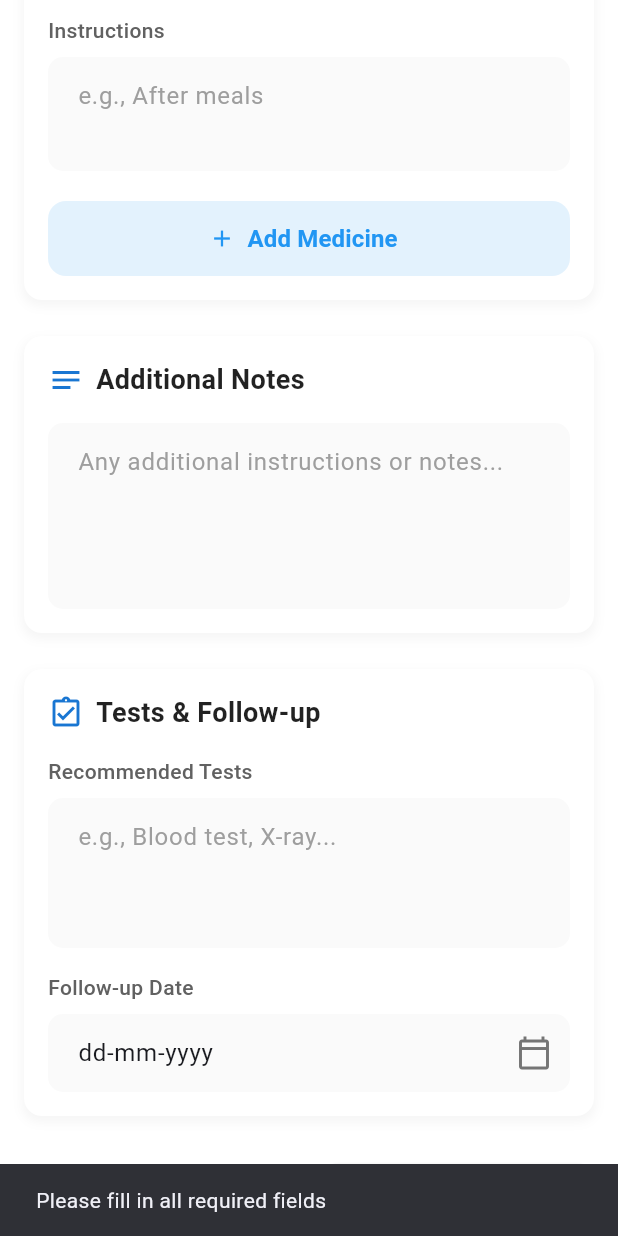
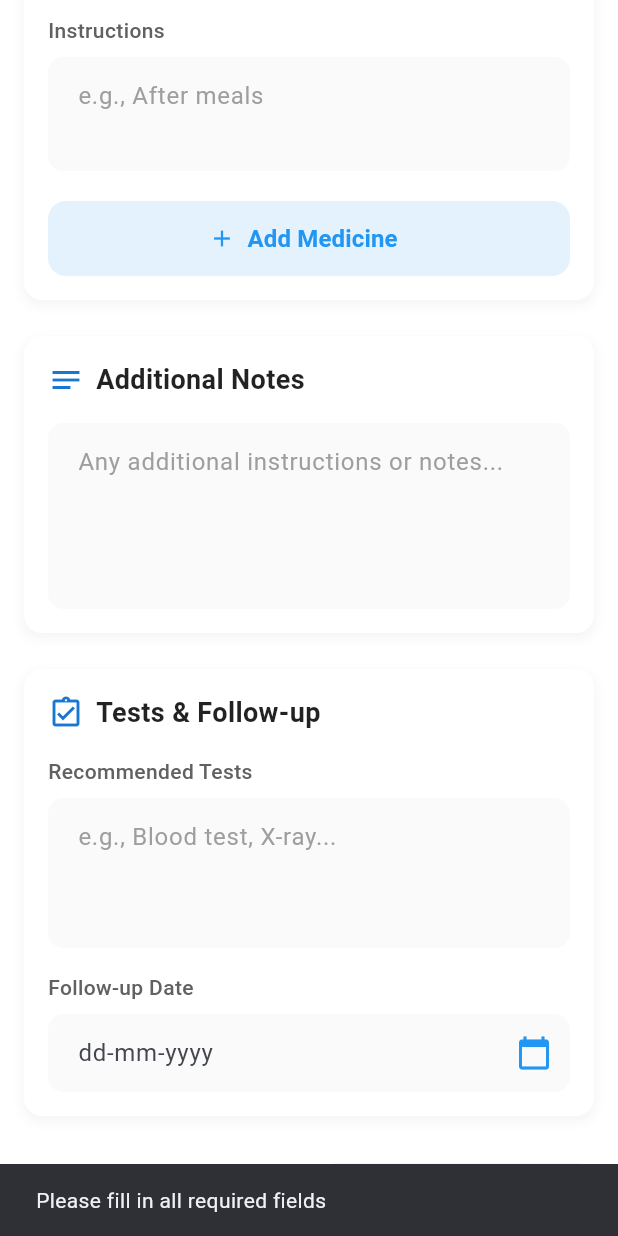
Before and after one commit to digheshravan/doctor-apppointment-application, a Flutter app: the WritePrescriptionScreen screen opened directly with empty values, scrolled down 1152 dp, after a tap on "Save Prescription", on a phone screen of 412 x 824 dp. Run offline on Flutter 3.47's test engine with Material 3 defaults, Android fonts, the light colour scheme and no system bars; our stand-ins replace curved_navigation_bar, file_picker, geocoding, geolocator, google_maps_flutter, open_filex and 4 more; accounts and stored records are empty.

Commit message:
proper prescription writing working code

```diff
--- a/lib/auth/auth_service.dart
+++ b/lib/auth/auth_service.dart
@@ -292,10 +292,15 @@ class AuthService {
 
     final response = await _supabase
         .from('appointments')
-        .select('status, visit_status, appointment_time, patients(name)')
+        .select('''
+        status,
+        visit_status,
+        appointment_time,
+        patients!inner(name, age, gender, patient_id)
+      ''')
         .eq('doctor_id', doctorId)
         .eq('appointment_date', today)
-        .eq('visit_status', 'active'); // Only patients who arrived
+        .eq('visit_status', 'active');
 
     if (response == null || response is! List) return [];
 
--- a/lib/screens/doctor/write_prescription_screen.dart
+++ b/lib/screens/doctor/write_prescription_screen.dart
@@ -35,7 +35,7 @@ class _WritePrescriptionScreenState extends State<WritePrescriptionScreen> {
   final TextEditingController _instructionsController = TextEditingController();
   final TextEditingController _additionalNotesController = TextEditingController();
   final TextEditingController _recommendedTestsController = TextEditingController();
-  final TextEditingController _followUpDateController = TextEditingController(text: "dd-mm-yyyy");
+  final TextEditingController _followUpDateController = TextEditingController();
 
   String? _selectedFrequency;
 
@@ -57,6 +57,11 @@ class _WritePrescriptionScreenState extends State<WritePrescriptionScreen> {
     _patientNameController.text = widget.patient['name'] ?? '';
     _ageController.text = widget.patient['age']?.toString() ?? '';
     _selectedGender = widget.patient['gender'] ?? '';
+
+    // Make sure appointment_id is included if available
+    if (widget.patient['appointment_id'] != null) {
+      _selectedPatient?['appointment_id'] = widget.patient['appointment_id'];
+    }
   }
 
   void _goToWritePrescription(Map<String, dynamic> patient) {
@@ -111,19 +116,24 @@ class _WritePrescriptionScreenState extends State<WritePrescriptionScreen> {
       // Fetch all appointments for this doctor today
       final appointments = await supabase
           .from('appointments')
-          .select('appointment_id, patient_id, appointment_date, patients(name, age, gender)')
+          .select('''
+          appointment_id,
+          appointment_date,
+          patients!inner(patient_id, name, age, gender)
+        ''')
           .eq('doctor_id', doctorId)
           .eq('appointment_date', today)
           .eq('visit_status', 'active');
 
       setState(() {
-        _todayAppointments = appointments;
+        _todayAppointments = List<Map<String, dynamic>>.from(appointments);
         _isLoading = false;
       });
     } catch (e) {
       setState(() => _isLoading = false);
+      print('Full error: $e'); // Add this to see complete error
       ScaffoldMessenger.of(context).showSnackBar(
-        SnackBar(content: Text('Error fetching today’s appointments: $e')),
+        SnackBar(content: Text('Error fetching today\'s appointments: $e')),
       );
     }
   }
@@ -134,6 +144,14 @@ class _WritePrescriptionScreenState extends State<WritePrescriptionScreen> {
     if (_patientNameController.text.isEmpty || _diagnosisController.text.isEmpty) {
       ScaffoldMessenger.of(context).showSnackBar(
         const SnackBar(content: Text('Please fill in all required fields')),
+      );
+      return;
+    }
+
+    // Add validation for patient selection
+    if (_selectedPatient == null || _selectedPatient?['patient_id'] == null) {
+      ScaffoldMessenger.of(context).showSnackBar(
+        const SnackBar(content: Text('Please select a patient first')),
       );
       return;
     }
@@ -151,25 +169,48 @@ class _WritePrescriptionScreenState extends State<WritePrescriptionScreen> {
 
       final doctorId = doctorData['doctor_id'];
 
+      // Debug print
+      print('🔍 Selected Patient: $_selectedPatient');
+      print('🔍 Patient ID: ${_selectedPatient?['patient_id']}');
+      print('🔍 Appointment ID: ${_selectedPatient?['appointment_id']}');
+
+      // 🔹 Parse dates properly
+      DateTime prescriptionDate = DateTime.now();
+      if (_dateController.text.isNotEmpty) {
+        try {
+          prescriptionDate = DateFormat('dd-MM-yyyy').parse(_dateController.text);
+        } catch (e) {
+          print('Date parse error: $e');
+        }
+      }
+
+      DateTime? followUpDate;
+      if (_followUpDateController.text.isNotEmpty) {
+        try {
+          followUpDate = DateFormat('dd-MM-yyyy').parse(_followUpDateController.text);
+        } catch (e) {
+          print('Follow-up date parse error: $e');
+        }
+      }
+
       // 🔹 Insert into prescriptions table
       final prescriptionResponse = await supabase.from('prescriptions').insert({
         'doctor_id': doctorId,
-        'patient_id': _selectedPatient?['patient_id'],
+        'patient_id': _selectedPatient!['patient_id'],
         'diagnosis': _diagnosisController.text,
         'symptoms': _symptomsController.text,
-        'notes': _additionalNotesController.text,
+        'additional_notes': _additionalNotesController.text,
         'recommended_tests': _recommendedTestsController.text,
-        'follow_up_date': _followUpDateController.text.isNotEmpty
-            ? DateFormat('dd-MM-yyyy').parse(_followUpDateController.text)
-            : null,
-        'prescription_date': _dateController.text.isNotEmpty
-            ? DateFormat('dd-MM-yyyy').parse(_dateController.text)
-            : DateTime.now(),
+        'follow_up_date': followUpDate?.toIso8601String().split('T').first,
+        'date': prescriptionDate.toIso8601String().split('T').first,
       }).select().single();
+
+      print('✅ Prescription saved: $prescriptionResponse');
 
       final prescriptionId = prescriptionResponse['prescription_id'];
 
       // 🔹 Insert all medicines
+      if (_addedMedicines.isNotEmpty) {
         for (var med in _addedMedicines) {
           await supabase.from('prescription_medicines').insert({
             'prescription_id': prescriptionId,
@@ -180,9 +221,20 @@ class _WritePrescriptionScreenState extends State<WritePrescriptionScreen> {
             'instructions': med['instructions'],
           });
         }
+      }
+
+      // 🔹 Update visit_status to 'completed' in appointments table
+      if (_selectedPatient?['appointment_id'] != null) {
+        await supabase
+            .from('appointments')
+            .update({'visit_status': 'completed'})
+            .eq('appointment_id', _selectedPatient!['appointment_id']);
+
+        print('✅ Appointment visit_status updated to completed');
+      }
 
       ScaffoldMessenger.of(context).showSnackBar(
-        const SnackBar(content: Text('✅ Prescription saved successfully!')),
+        const SnackBar(content: Text('✅ Prescription saved and visit completed!')),
       );
 
       // Clear form
@@ -190,9 +242,20 @@ class _WritePrescriptionScreenState extends State<WritePrescriptionScreen> {
       _symptomsController.clear();
       _additionalNotesController.clear();
       _recommendedTestsController.clear();
+      _followUpDateController.clear();
       _addedMedicines.clear();
-      setState(() {});
+      setState(() {
+        _selectedPatient = null;
+        _patientNameController.clear();
+        _ageController.clear();
+        _selectedGender = null;
+      });
+
+      // Refresh today's appointments to reflect the change
+      await _fetchTodayAppointments();
+
     } catch (e) {
+      print('❌ Full error: $e');
       ScaffoldMessenger.of(context).showSnackBar(
         SnackBar(content: Text('❌ Failed to save prescription: $e')),
       );
@@ -270,13 +333,6 @@ class _WritePrescriptionScreenState extends State<WritePrescriptionScreen> {
                       ],
                     ),
                   ),
-                  // Assuming the image doesn't show a floating action button,
-                  // but rather a fixed icon. If it's a floating action button,
-                  // it would be in the Scaffold's floatingActionButton property.
-                  // For now, mirroring the header + button pattern.
-                  // If no button is desired here, remove this Spacer and Icon.
-                  // Spacer(),
-                  // Icon(Icons.arrow_drop_up, size: 24, color: Colors.grey.shade600), // Scroll indicator
                 ],
               ),
               const SizedBox(height: 24),
@@ -298,7 +354,8 @@ class _WritePrescriptionScreenState extends State<WritePrescriptionScreen> {
                             (a) => a['patients']['name'] == value,
                         orElse: () => {},
                       );
-                      if (selected != null) {
+                      if (selected.isNotEmpty) {
+                        print('🔍 Selected appointment: $selected');
                         setState(() {
                           _patientNameController.text = selected['patients']['name'] ?? '';
                           _ageController.text = selected['patients']['age']?.toString() ?? '';
@@ -307,8 +364,11 @@ class _WritePrescriptionScreenState extends State<WritePrescriptionScreen> {
                             "name": selected['patients']['name'],
                             "age": selected['patients']['age'],
                             "gender": selected['patients']['gender'],
-                            "patient_id": selected['patient_id'],
+                            "patient_id": selected['patients']['patient_id'],
+                            "appointment_id": selected['appointment_id'], // Add this!
                           };
+                          print('🔍 Patient ID: ${_selectedPatient?['patient_id']}');
+                          print('🔍 Appointment ID: ${_selectedPatient?['appointment_id']}');
                         });
                       }
                     },
@@ -692,10 +752,23 @@ class _WritePrescriptionScreenState extends State<WritePrescriptionScreen> {
   }
 
   // Common dropdown field style
-  Widget _buildDropdownField(String hint, {required List<String> items, Function(String?)? onChanged, String? value}) {
+  Widget _buildDropdownField(
+      String hint, {
+        required List<String> items,
+        Function(String?)? onChanged,
+        String? value,
+      }) {
     return DropdownButtonFormField<String>(
+      isExpanded: true,
       value: value,
       hint: Text(hint, style: TextStyle(color: Colors.grey.shade500)),
+      onChanged: onChanged,
+      items: items
+          .map((String item) => DropdownMenuItem<String>(
+        value: item,
+        child: Text(item),
+      ))
+          .toList(),
       decoration: InputDecoration(
         filled: true,
         fillColor: Colors.grey.shade50,
@@ -703,38 +776,33 @@ class _WritePrescriptionScreenState extends State<WritePrescriptionScreen> {
           borderRadius: BorderRadius.circular(10),
           borderSide: BorderSide.none,
         ),
-        // 👈 SOLUTION: Reduce horizontal padding
-        contentPadding: const EdgeInsets.symmetric(horizontal: 12, vertical: 14),
+        contentPadding: const EdgeInsets.symmetric(horizontal: 16, vertical: 14),
       ),
-      isDense: true, // 👈 ADD THIS: This helps reduce the dropdown's intrinsic size
-      items: items.map<DropdownMenuItem<String>>((String item) {
-        return DropdownMenuItem<String>(
-          value: item,
-          child: Text(item),
-        );
-      }).toList(),
-      onChanged: onChanged,
     );
   }
 
   // Date field with calendar icon
-  Widget _buildDateField(BuildContext context, TextEditingController controller, {String hint = "dd-mm-yyyy", VoidCallback? onTap}) {
+  Widget _buildDateField(
+      BuildContext context,
+      TextEditingController controller, {
+        required String hint,
+        required VoidCallback onTap,
+      }) {
     return TextField(
       controller: controller,
-      readOnly: true, // Make it read-only so the calendar picker is the only input
+      readOnly: true,
+      onTap: onTap,
       decoration: InputDecoration(
         hintText: hint,
-        hintStyle: TextStyle(color: Colors.grey.shade500),
         filled: true,
         fillColor: Colors.grey.shade50,
         border: OutlineInputBorder(
           borderRadius: BorderRadius.circular(10),
           borderSide: BorderSide.none,
         ),
+        suffixIcon: const Icon(Icons.calendar_today, color: Colors.blue),
         contentPadding: const EdgeInsets.symmetric(horizontal: 16, vertical: 14),
-        suffixIcon: Icon(Icons.calendar_today_outlined, color: Colors.grey.shade600),
       ),
-      onTap: onTap,
     );
   }
 }
@@ -747,7 +815,10 @@ class _AddedMedicineTile extends StatelessWidget {
   final Map<String, String> medicine;
   final VoidCallback onDelete;
 
-  const _AddedMedicineTile({required this.medicine, required this.onDelete});
+  const _AddedMedicineTile({
+    required this.medicine,
+    required this.onDelete,
+  });
 
   @override
   Widget build(BuildContext context) {
@@ -775,13 +846,14 @@ class _AddedMedicineTile extends StatelessWidget {
                 ),
                 const SizedBox(height: 4),
                 Text(
-                  "${medicine['dosage']} - ${medicine['frequency']} (${medicine['duration']})",
+                  "${medicine['dosage'] ?? ''} - ${medicine['frequency'] ?? ''} (${medicine['duration'] ?? ''})",
                   style: TextStyle(
                     fontSize: 13,
                     color: Colors.blue.shade700,
                   ),
                 ),
-                if (medicine['instructions'] != null && medicine['instructions']!.isNotEmpty)
+                if (medicine['instructions'] != null &&
+                    medicine['instructions']!.isNotEmpty)
                   Padding(
                     padding: const EdgeInsets.only(top: 4.0),
                     child: Text(
```
Lines whose indentation alone changed are shown as unchanged.
